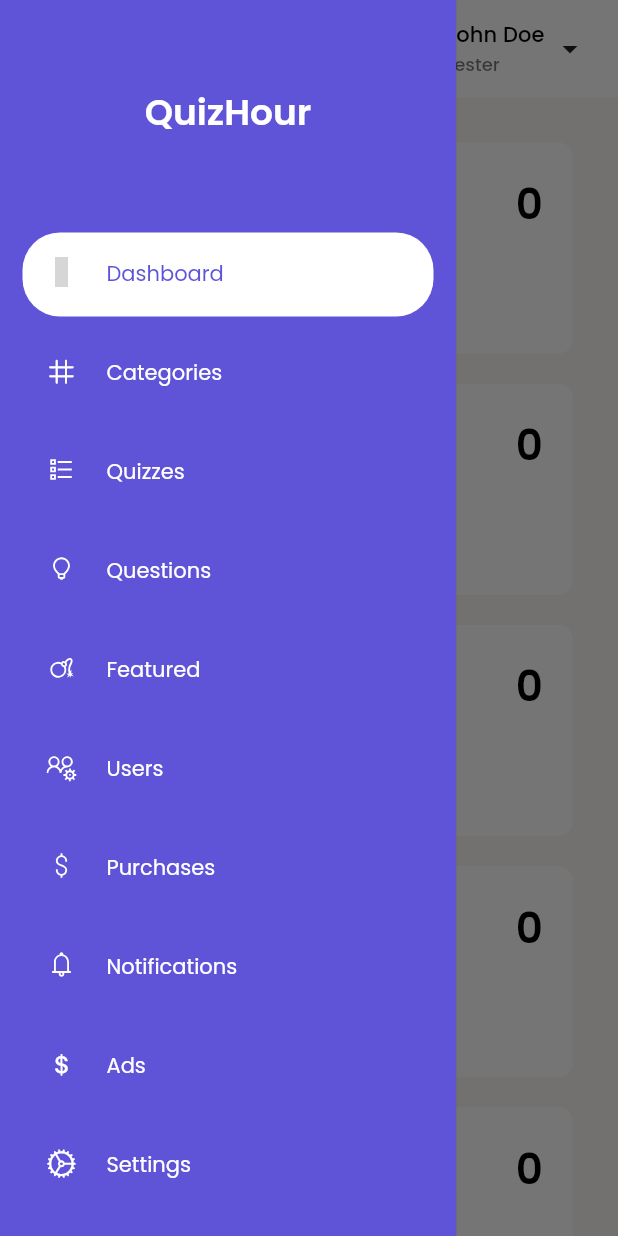
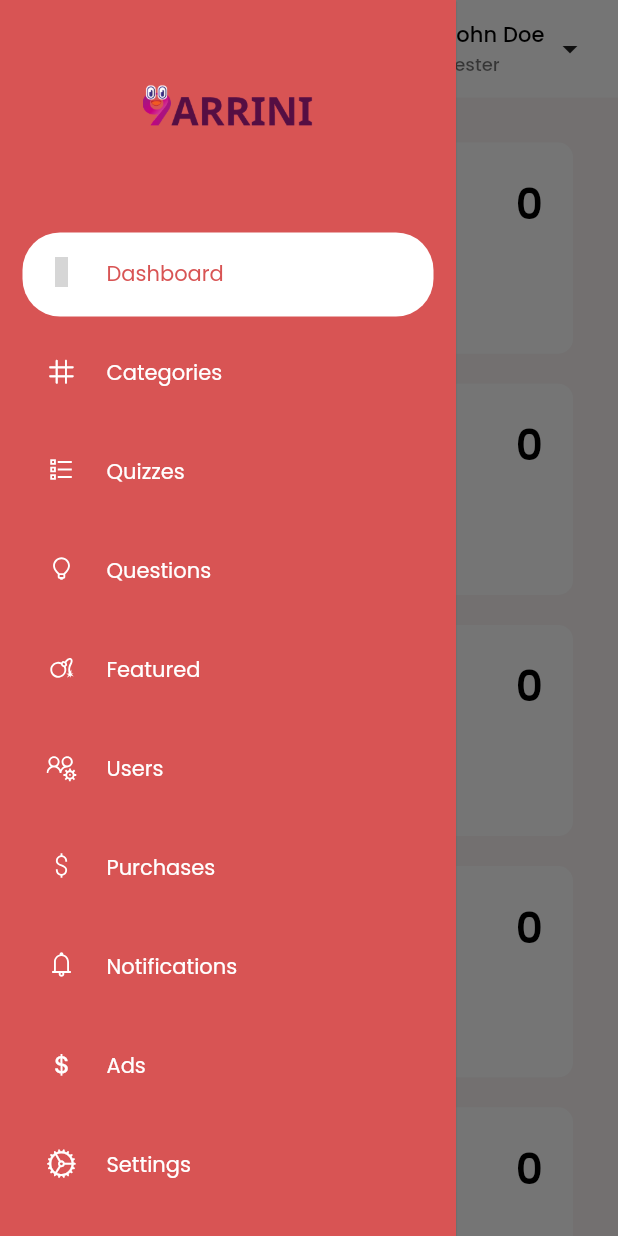
Before and after one commit to azzouzin/9arrini-admin, a Flutter app: the HomePage screen opened directly, with the side drawer open, on a phone screen of 412 x 824 dp. Run offline on Flutter 3.47's test engine with Material 3 defaults, Android fonts, the phone set to English and light mode, and no system bars; drawn by our look-alikes of animated_flip_counter; our stand-ins replace cached_network_image, cloud_firestore, csv, data_table_2, dotted_border, file_picker and 14 more; missing offline and left inert: html_editor_enhanced, image_network, pointer_interceptor, youtube_parser; accounts and stored records are empty; statements that could not run were skipped; grey boxes are pictures that could not be loaded.

Commit message:
Finish configure

```diff
--- a/lib/components/side_menu.dart
+++ b/lib/components/side_menu.dart
@@ -42,13 +42,14 @@ class SideMenu extends StatelessWidget {
               margin: const EdgeInsets.all(10),
               height: 130,
               child: Center(
-                child: Text(
-                  Config.appName,
-                  style: Theme.of(context).textTheme.headlineSmall?.copyWith(
-                        color: Colors.white,
-                        fontWeight: FontWeight.w600,
-                      ),
-                ),
+                child: Image.asset(Config.logo, height: 50, width: 300),
+                // Text(
+                //   Config.appName,
+                //   style: Theme.of(context).textTheme.headlineSmall?.copyWith(
+                //         color: Colors.white,
+                //         fontWeight: FontWeight.w600,
+                //       ),
+                // ),
               ),
             ),
             ListView.builder(
--- a/lib/configs/config.dart
+++ b/lib/configs/config.dart
@@ -1,12 +1,11 @@
 import 'package:flutter/material.dart';
 
 class Config {
-
   //Your App Name
-  static const String appName = 'QuizHour';
+  static const String appName = '9arrini';
 
   //Primary Color of the Admin Panel
-  static const primaryColor = Color(0xff5f54d8);
+  static const primaryColor = Color.fromARGB(255, 216, 84, 84);
   static const secondaryColor = Color.fromARGB(255, 255, 255, 255);
   static const bgColor = Color.fromARGB(255, 251, 245, 245);
 
@@ -16,10 +15,12 @@ class Config {
   //Your Logo
   static const String logo = "assets/images/logo.png";
 
-  static const String testingDialog = "Modification is disabled in testing mode!";
+  static const String testingDialog =
+      "Modification is disabled in testing mode!";
 
   //default user avatar
-  static const String defaultAvatarString = 'assets/images/user_avatars/user1.png';
+  static const String defaultAvatarString =
+      'assets/images/user_avatars/user1.png';
 
   //User Avatar List (from the app)
   static const List<String> userAvatars = [
@@ -41,8 +42,4 @@ class Config {
     'assets/images/user_avatars/user16.png',
     'assets/images/user_avatars/user17.png'
   ];
-
-
-
-
 }
```
Also changed, not shown: lib/tabs/license_tab.dart (+24 -12 lines), assets/images/logo.png, 1 other file.
